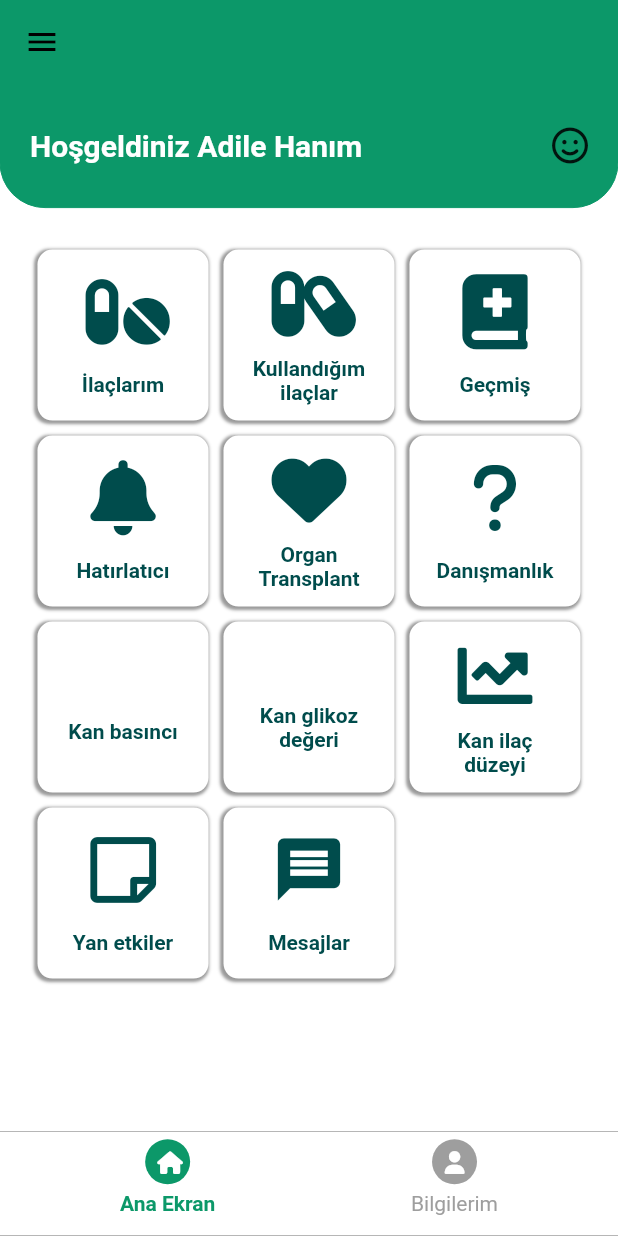
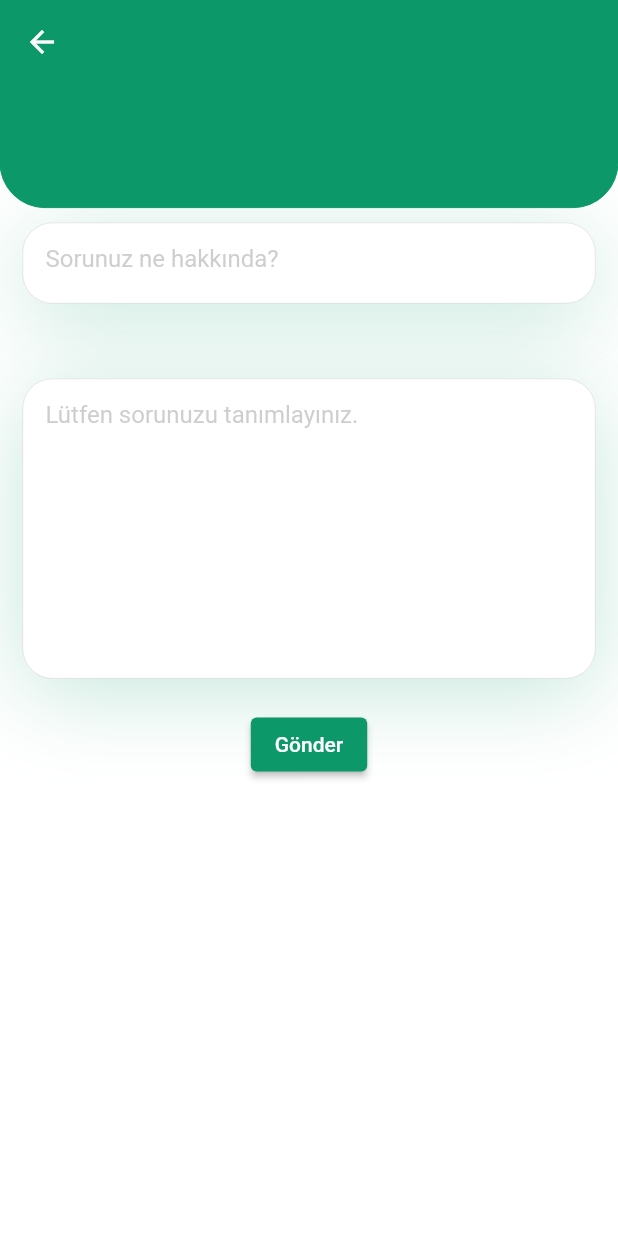
Before and after one commit to erel98/patient_tracking_mobile, a Flutter app: the screen it shows after launch, after a tap on an icon or button, on a phone screen of 412 x 824 dp. Run offline on Flutter 3.47's test engine with Material 2 defaults, Android fonts, the light colour scheme and no system bars; our stand-ins replace bordered_text, flutter_icons, flutter_local_notifications, flutter_native_timezone, rxdart, shared_preferences and 1 more; missing offline and left inert: google_maps_webservice.

Commit message:
UI improvment-questions screen

```diff
--- /dev/null
+++ b/lib/Screens/danışmanlık_screen.dart
@@ -0,0 +1,117 @@
+import 'package:flutter/material.dart';
+import 'package:flutter_icons/flutter_icons.dart';
+import 'package:patient_tracking/constraints.dart';
+
+class QuestionsScreen extends StatefulWidget {
+  static final routeName = '/questions';
+  @override
+  _QuestionsScreenState createState() => _QuestionsScreenState();
+}
+
+class _QuestionsScreenState extends State<QuestionsScreen> {
+  final appBar = AppBar(backgroundColor: kPrimaryColor, elevation: 0);
+  final subject = TextEditingController();
+  final content = TextEditingController();
+  @override
+  Widget build(BuildContext context) {
+    return Scaffold(
+      appBar: appBar,
+      body: Column(
+        children: [
+          TopContainer(),
+          Container(
+            height: 54,
+            margin: EdgeInsets.only(left: 15, right: 15, top: 10, bottom: 40),
+            padding: EdgeInsets.symmetric(horizontal: 15),
+            decoration: BoxDecoration(
+              border:
+                  Border.all(color: Colors.black.withOpacity(0.2), width: 0.3),
+              color: Colors.white,
+              borderRadius: BorderRadius.circular(20),
+              boxShadow: [
+                BoxShadow(
+                  offset: Offset(0, 10),
+                  blurRadius: 50,
+                  color: kPrimaryColor.withOpacity(0.23),
+                ),
+              ],
+            ),
+            child: TextField(
+              controller: subject,
+              decoration: InputDecoration(
+                floatingLabelBehavior: FloatingLabelBehavior.auto,
+                hintText: 'Sorunuz ne hakkında?',
+                hintStyle: TextStyle(
+                  color: Colors.grey.withOpacity(0.5),
+                ),
+                enabledBorder: InputBorder.none,
+                focusedBorder: InputBorder.none,
+              ),
+            ),
+          ),
+          Container(
+            height: 200,
+            margin: EdgeInsets.only(left: 15, right: 15, top: 10, bottom: 20),
+            padding: EdgeInsets.symmetric(horizontal: 15),
+            decoration: BoxDecoration(
+              border:
+                  Border.all(color: Colors.black.withOpacity(0.2), width: 0.3),
+              color: Colors.white,
+              borderRadius: BorderRadius.circular(20),
+              boxShadow: [
+                BoxShadow(
+                  offset: Offset(0, 10),
+                  blurRadius: 50,
+                  color: kPrimaryColor.withOpacity(0.23),
+                ),
+              ],
+            ),
+            child: TextField(
+              controller: content,
+              maxLines: null,
+              keyboardType: TextInputType.multiline,
+              decoration: InputDecoration(
+                floatingLabelBehavior: FloatingLabelBehavior.auto,
+                hintText: 'Lütfen sorunuzu tanımlayınız.',
+                hintStyle: TextStyle(
+                  color: Colors.grey.withOpacity(0.5),
+                ),
+                enabledBorder: InputBorder.none,
+                focusedBorder: InputBorder.none,
+              ),
+            ),
+          ),
+          Align(
+              alignment: Alignment.bottomCenter,
+              child: ElevatedButton(
+                onPressed: () => null,
+                style: ButtonStyle(
+                    backgroundColor: MaterialStateProperty.all(kPrimaryColor)),
+                child: Text(
+                  'Gönder',
+                  style: TextStyle(color: Colors.white),
+                ),
+              ))
+        ],
+      ),
+    );
+  }
+}
+
+class TopContainer extends StatelessWidget {
+  @override
+  Widget build(BuildContext context) {
+    return Container(
+      padding: EdgeInsets.symmetric(horizontal: 20),
+      height: MediaQuery.of(context).size.height * 0.1,
+      decoration: BoxDecoration(
+        border: Border.all(width: 0, color: kPrimaryColor),
+        color: kPrimaryColor,
+        borderRadius: BorderRadius.only(
+          bottomLeft: Radius.circular(30),
+          bottomRight: Radius.circular(30),
+        ),
+      ),
+    );
+  }
+}
--- a/lib/Widgets/ilaç_ilaç_etkileşimi.dart
+++ b/lib/Widgets/ilaç_ilaç_etkileşimi.dart
@@ -2,6 +2,7 @@ import 'package:flutter/cupertino.dart';
 import 'package:flutter/material.dart';
 import 'package:flutter_icons/flutter_icons.dart';
 import 'package:patient_tracking/Providers/medicines.dart';
+import 'package:patient_tracking/constraints.dart';
 import 'package:provider/provider.dart';
 import '../Models/medicine.dart';
 
@@ -34,8 +35,8 @@ class _MedToMedInteractionState extends State<MedToMedInteraction> {
           margin: EdgeInsets.symmetric(horizontal: 50),
           height: 70,
           decoration: BoxDecoration(
-            borderRadius: BorderRadius.circular(20),
-            color: Color(0xFFE88135),
+            borderRadius: BorderRadius.circular(10),
+            color: kPrimaryColor,
           ),
           child: Center(
             child: ListTile(
@@ -50,7 +51,7 @@ class _MedToMedInteractionState extends State<MedToMedInteraction> {
                     .forbiddenMeds[index]
                     .name,
                 style: TextStyle(
-                  color: Colors.black,
+                  color: Colors.white,
                   fontSize: 18,
                   fontWeight: FontWeight.bold,
                 ),
--- a/lib/Widgets/ilaç_yemek_etkileşimi.dart
+++ b/lib/Widgets/ilaç_yemek_etkileşimi.dart
@@ -6,6 +6,7 @@ import 'package:patient_tracking/Providers/foods.dart';
 import 'package:patient_tracking/Providers/medicines.dart';
 import 'package:provider/provider.dart';
 import '../Models/food.dart';
+import '../constraints.dart';
 
 class MedToFoodInteraction extends StatefulWidget {
   final int medId;
@@ -36,8 +37,8 @@ class _MedToFoodInteractionState extends State<MedToFoodInteraction> {
           margin: EdgeInsets.symmetric(horizontal: 50),
           height: 70,
           decoration: BoxDecoration(
-            borderRadius: BorderRadius.circular(20),
-            color: Color(0xFFE88135),
+            borderRadius: BorderRadius.circular(10),
+            color: kPrimaryColor,
           ),
           child: Center(
             child: ListTile(
@@ -52,7 +53,7 @@ class _MedToFoodInteractionState extends State<MedToFoodInteraction> {
                     .forbiddenFoods[index]
                     .name,
                 style: TextStyle(
-                  color: Colors.black,
+                  color: Colors.white,
                   fontSize: 18,
                   fontWeight: FontWeight.bold,
                 ),
--- a/lib/Widgets/kullandığım_ilaçlar_list.dart
+++ b/lib/Widgets/kullandığım_ilaçlar_list.dart
@@ -71,7 +71,7 @@ class _UsedMedsState extends State<UsedMeds> {
                     style: TextStyle(color: Colors.grey, fontSize: 17),
                   ),
                   trailing: Image.asset(
-                    'assets/icons/Clock-icon.png',
+                    'assets/icons/test-ilac.jpg',
                     width: 75,
                     height: 70,
                   ),
--- a/lib/Widgets/yan_etkiler.dart
+++ b/lib/Widgets/yan_etkiler.dart
@@ -20,9 +20,6 @@ class _SideEffectsState extends State<SideEffects> {
     final mq = MediaQuery.of(context).size;
     final medsData = Provider.of<Medicines>(context);
     final meds = medsData.meds;
-    print('id: ${widget.medId}');
-    print('Total height: ${mq.height}');
-    print('Total width: ${mq.width}');
     return ListView.separated(
       separatorBuilder: (BuildContext ctx, int index) => SizedBox(
         height: 20,
@@ -37,10 +34,10 @@ class _SideEffectsState extends State<SideEffects> {
       ) {
         return Container(
           margin: EdgeInsets.symmetric(horizontal: 50),
-          height: 70,
+          height: 60,
           decoration: BoxDecoration(
-            borderRadius: BorderRadius.circular(20),
-            color: Color(0xFFE88135),
+            borderRadius: BorderRadius.circular(10),
+            color: kPrimaryColor,
           ),
           child: Center(
             child: ListTile(
@@ -54,7 +51,7 @@ class _SideEffectsState extends State<SideEffects> {
                     .firstWhere((element) => element.id == widget.medId)
                     .sideEffects[index],
                 style: TextStyle(
-                  color: Colors.black,
+                  color: Colors.white,
                   fontSize: 18,
                   fontWeight: FontWeight.bold,
                 ),
--- a/lib/global.dart
+++ b/lib/global.dart
@@ -1,6 +1,7 @@
 import 'package:flutter/material.dart';
 import 'package:flutter_icons/flutter_icons.dart';
 import 'package:flutter_local_notifications/flutter_local_notifications.dart';
+import 'package:patient_tracking/Screens/dan%C4%B1%C5%9Fmanl%C4%B1k_screen.dart';
 import 'package:patient_tracking/constraints.dart';
 import 'package:shared_preferences/shared_preferences.dart';
 import 'Widgets/ana_menü_item.dart';
@@ -62,7 +63,7 @@ class Global {
     ),
     AnaMenuItem(
       'Danışmanlık',
-      '',
+      QuestionsScreen.routeName,
       Icon(
         FontAwesome.question,
         color: kMenuIconColor,
--- a/lib/main.dart
+++ b/lib/main.dart
@@ -9,6 +9,7 @@ import 'Screens/hatırlatıcı_screen.dart';
 import 'Screens/hava_durumu_screen.dart';
 import 'Screens/randevularım_screen.dart';
 import 'Screens/bugünkü_ilaçlarım_screen.dart';
+import 'Screens/danışmanlık_screen.dart';
 import 'BildirimAPI.dart';
 import 'preferencesController.dart';
 import 'package:shared_preferences/shared_preferences.dart';
@@ -89,6 +90,7 @@ class _MyAppState extends State<MyApp> {
           HavaDurumu.routeName: (ctx) => HavaDurumu(),
           DailyMedsScreen.routeName: (ctx) => DailyMedsScreen(),
           RandevuScreen.routeName: (ctx) => RandevuScreen(),
+          QuestionsScreen.routeName: (ctx) => QuestionsScreen(),
         },
       ),
     );
```
